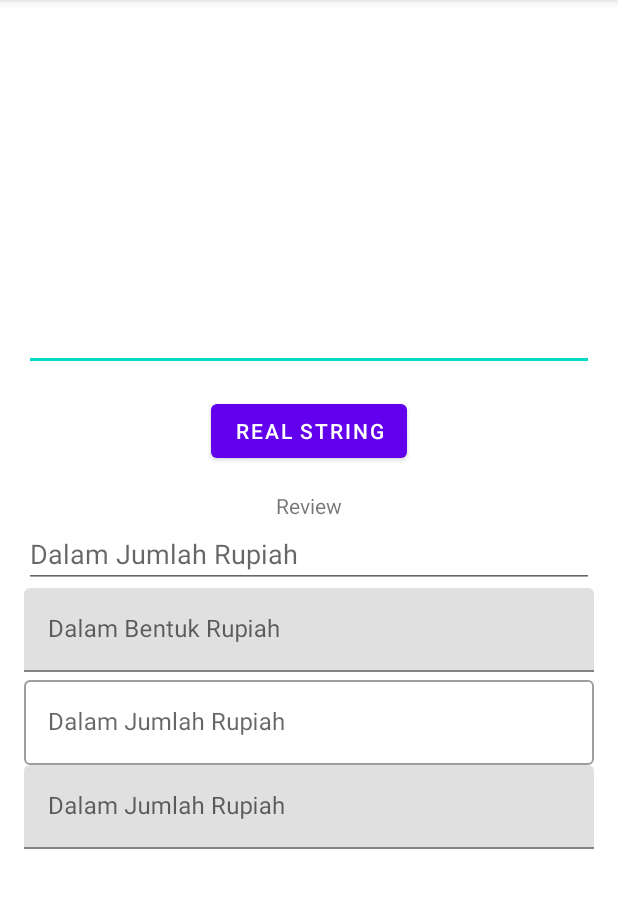
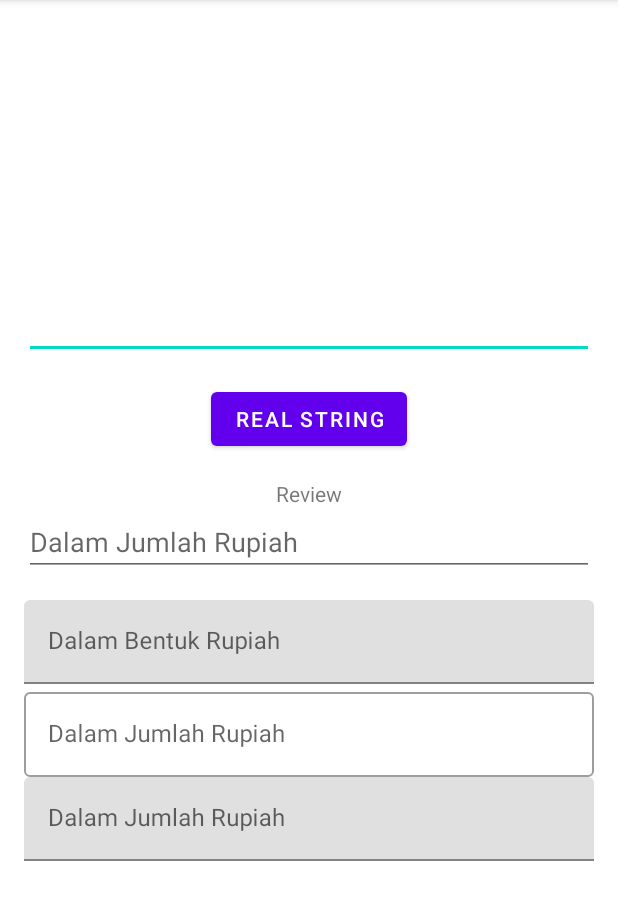
Before and after one commit to gzeinnumer/MyLibCurrencyConverter, an Android app: the screen it shows after launch (MainActivity), on a phone screen of 412 x 824 dp, the part 84-1004 px from its top. Run offline under Robolectric (Android 15) with nearby library versions, the phone set to English and light mode, and no system bars.

Commit message:
new fitur

```diff
--- a/app/src/main/res/layout/activity_main.xml
+++ b/app/src/main/res/layout/activity_main.xml
@@ -42,8 +42,9 @@
 
     <com.google.android.material.textfield.TextInputLayout
         android:layout_width="match_parent"
-        android:hint="Dalam Bentuk Rupiah"
-        android:layout_height="wrap_content">
+        android:layout_height="wrap_content"
+        android:layout_marginTop="16dp"
+        android:hint="Dalam Bentuk Rupiah">
 
         <com.gzeinnumer.mylibcurrencyconverter.utils.CurrencyEditText
             android:layout_width="match_parent"
--- a/lib/src/main/java/com/gzeinnumer/mylibcurrencyconverter/utils/CurrencyConverter.java
+++ b/lib/src/main/java/com/gzeinnumer/mylibcurrencyconverter/utils/CurrencyConverter.java
@@ -129,8 +129,8 @@ public class CurrencyConverter implements TextWatcher {
         }
     }
 
-    public static String trimCommaOfString(String string) {
-        if (string.contains(",")) {
+    private static String trimCommaOfString(String string) {
+        if (string.contains(",") || CurrencyConverter.sSrefix.length()>0) {
             if (CurrencyConverter.sSrefix.length()>0)
                 return string.replace(",", "").replace(CurrencyConverter.sSrefix,"");
             else
--- a/lib/src/main/java/com/gzeinnumer/mylibcurrencyconverter/utils/CurrencyEditText.java
+++ b/lib/src/main/java/com/gzeinnumer/mylibcurrencyconverter/utils/CurrencyEditText.java
@@ -57,8 +57,6 @@ public class CurrencyEditText extends AppCompatEditText {
 
     public CurrencyEditText(Context context, AttributeSet attrs, int defStyleAttr) {
         super(context, attrs, defStyleAttr);
-
-
 
         this.context = context;
         this.attrs = attrs;
@@ -147,8 +145,7 @@ public class CurrencyEditText extends AppCompatEditText {
 
         private String formatInteger(String str) {
             BigDecimal parsed = new BigDecimal(str);
-            DecimalFormat formatter =
-                    new DecimalFormat(prefix + "#,###", new DecimalFormatSymbols(Locale.US));
+            DecimalFormat formatter = new DecimalFormat(prefix + "#,###", new DecimalFormatSymbols(Locale.US));
             return formatter.format(parsed);
         }
 
--- a/lib/src/main/java/com/gzeinnumer/mylibcurrencyconverter/utils/CurrencyEditTextFilledBox.java
+++ b/lib/src/main/java/com/gzeinnumer/mylibcurrencyconverter/utils/CurrencyEditTextFilledBox.java
@@ -24,7 +24,6 @@ import java.util.Objects;
 
 public class CurrencyEditTextFilledBox extends TextInputLayout {
     private String prefix = "";
-    private static String sprefix = "";
     private static int MAX_LENGTH = 30;
     private static final int MAX_DECIMAL = 3;
     Context context;
@@ -59,23 +58,11 @@ public class CurrencyEditTextFilledBox extends TextInputLayout {
             textInputEditText.setTextSize(TypedValue.COMPLEX_UNIT_PX, attributes.getDimension(R.styleable.CurrencyEditTextFilledBox_textSize,0));
         }
         this.prefix = attributes.getString(R.styleable.CurrencyEditTextFilledBox_prefix);
-        sprefix = this.prefix;
 
         currencyTextWatcher = new CurrencyTextWatcher(textInputEditText, prefix);
         textInputEditText.addTextChangedListener(currencyTextWatcher);
 
         attributes.recycle();
-    }
-
-    public static String trimCommaOfString(String string) {
-        if (string.contains(",")) {
-            if (CurrencyEditTextFilledBox.sprefix.length()>0)
-                return string.replace(",", "").replace(CurrencyEditTextFilledBox.sprefix,"");
-            else
-                return string.replace(",", "");
-        } else {
-            return string;
-        }
     }
 
     public String getText() {
```
Also changed, not shown: app/src/main/java/com/gzeinnumer/mylibcurrencyconverter/MainActivity.java (+6 -9 lines), lib/src/main/java/com/gzeinnumer/mylibcurrencyconverter/utils/CurrencyEditTextOutlinedBox.java (+0 -13 lines), lib/src/main/java/com/gzeinnumer/mylibcurrencyconverter/utils/StringTools.java (added, +23 -0 lines), 5 other files.
